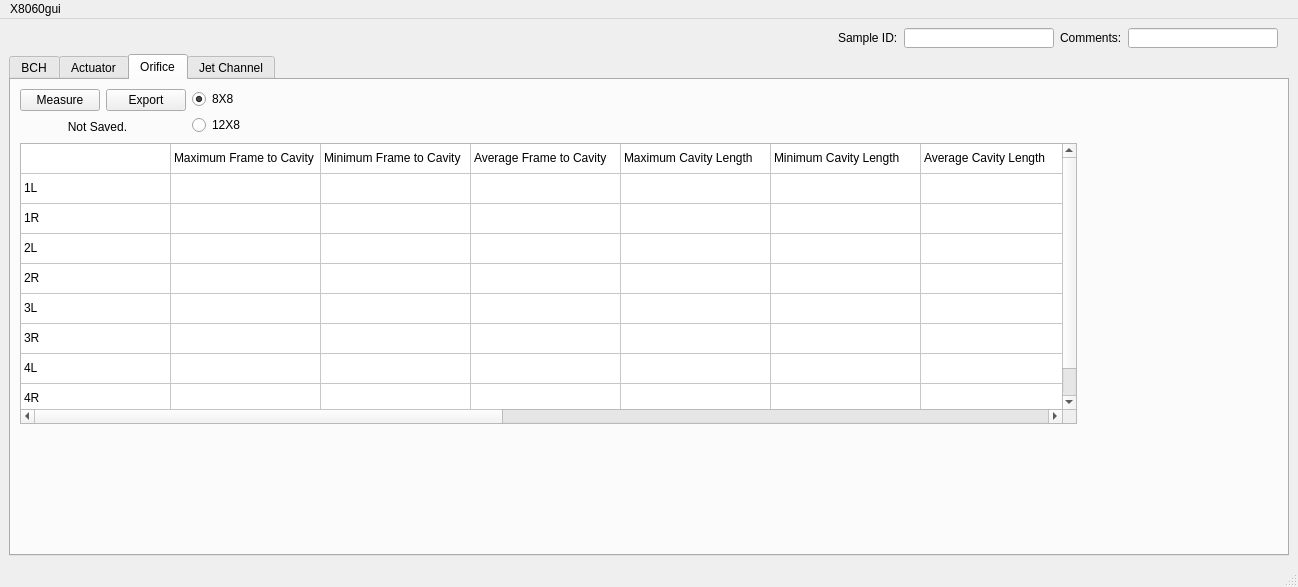
Old version of the form X8060gui.ui in the repository Nicolas-fssw/X8060_gui.
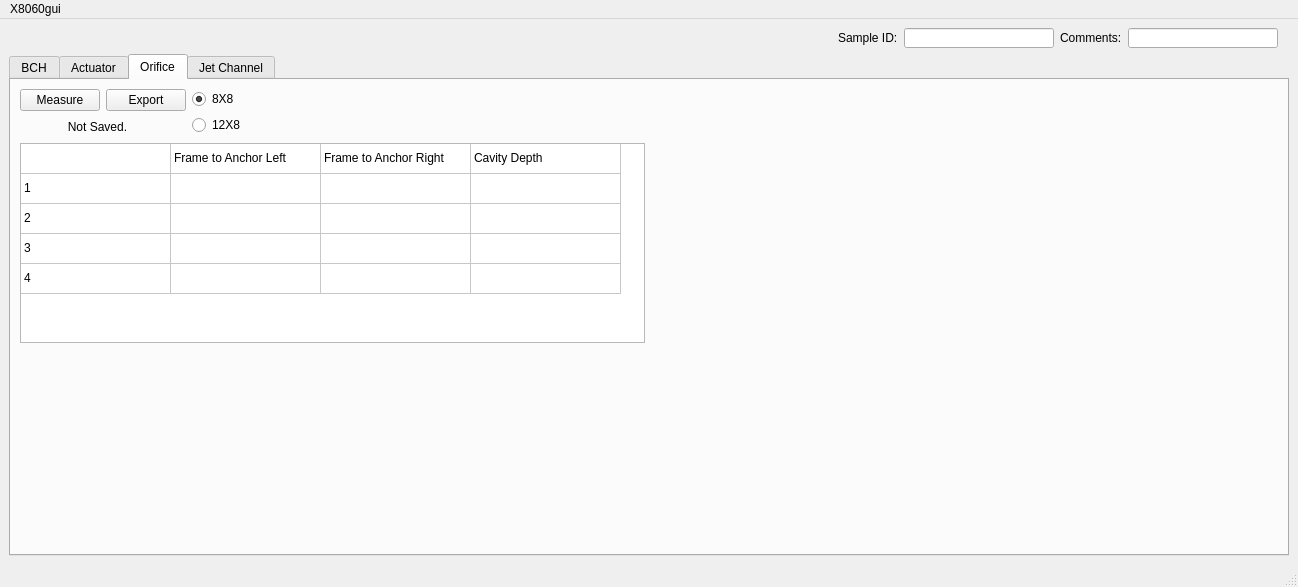
New version of the form. The open tabs and pages were chosen to show the change. Custom widgets are drawn as their Qt base class.

Commit message: added GUI table update for orifice measurements

The edit to the form file:
```diff
--- a/X8060gui.ui
+++ b/X8060gui.ui
@@ -1708,12 +1708,12 @@
           </property>
           <property name="minimumSize">
            <size>
-            <width>1057</width>
-            <height>281</height>
+            <width>625</width>
+            <height>200</height>
            </size>
           </property>
           <property name="columnCount">
-           <number>13</number>
+           <number>4</number>
           </property>
           <attribute name="horizontalHeaderVisible">
            <bool>false</bool>
@@ -1752,26 +1752,6 @@
             <string>New Row</string>
            </property>
           </row>
-          <row>
-           <property name="text">
-            <string>New Row</string>
-           </property>
-          </row>
-          <row>
-           <property name="text">
-            <string>New Row</string>
-           </property>
-          </row>
-          <row>
-           <property name="text">
-            <string>New Row</string>
-           </property>
-          </row>
-          <row>
-           <property name="text">
-            <string>New Row</string>
-           </property>
-          </row>
           <column>
            <property name="text">
             <string>New Column</string>
@@ -1792,15 +1772,6 @@
             <string>New Column</string>
            </property>
           </column>
-          <column/>
-          <column/>
-          <column/>
-          <column/>
-          <column/>
-          <column/>
-          <column/>
-          <column/>
-          <column/>
           <item row="0" column="0">
            <property name="text">
             <string/>
@@ -1808,77 +1779,32 @@
           </item>
           <item row="0" column="1">
            <property name="text">
-            <string>Maximum Frame to Cavity</string>
+            <string>Frame to Anchor Left</string>
            </property>
           </item>
           <item row="0" column="2">
            <property name="text">
-            <string>Minimum Frame to Cavity</string>
+            <string>Frame to Anchor Right</string>
            </property>
           </item>
           <item row="0" column="3">
            <property name="text">
-            <string>Average Frame to Cavity</string>
-           </property>
-          </item>
-          <item row="0" column="4">
-           <property name="text">
-            <string>Maximum Cavity Length</string>
-           </property>
-          </item>
-          <item row="0" column="5">
-           <property name="text">
-            <string>Minimum Cavity Length</string>
-           </property>
-          </item>
-          <item row="0" column="6">
-           <property name="text">
-            <string>Average Cavity Length</string>
-           </property>
-          </item>
-          <item row="0" column="7">
-           <property name="text">
-            <string>Maximum Cavity Height</string>
-           </property>
-          </item>
-          <item row="0" column="8">
-           <property name="text">
-            <string>Minimum Cavity Height</string>
-           </property>
-          </item>
-          <item row="0" column="9">
-           <property name="text">
-            <string>Average Cavity Height</string>
-           </property>
-          </item>
-          <item row="0" column="10">
-           <property name="text">
-            <string>Maximum Anchor</string>
-           </property>
-          </item>
-          <item row="0" column="11">
-           <property name="text">
-            <string>Minimum Anchor</string>
-           </property>
-          </item>
-          <item row="0" column="12">
-           <property name="text">
-            <string>Average Anchor</string>
+            <string>Cavity Depth</string>
            </property>
           </item>
           <item row="1" column="0">
            <property name="text">
-            <string>1L</string>
+            <string>1</string>
            </property>
           </item>
           <item row="2" column="0">
            <property name="text">
-            <string>1R</string>
+            <string>2</string>
            </property>
           </item>
           <item row="3" column="0">
            <property name="text">
-            <string>2L</string>
+            <string>3</string>
            </property>
           </item>
           <item row="3" column="1">
@@ -1888,27 +1814,7 @@
           </item>
           <item row="4" column="0">
            <property name="text">
-            <string>2R</string>
-           </property>
-          </item>
-          <item row="5" column="0">
-           <property name="text">
-            <string>3L</string>
-           </property>
-          </item>
-          <item row="6" column="0">
-           <property name="text">
-            <string>3R</string>
-           </property>
-          </item>
-          <item row="7" column="0">
-           <property name="text">
-            <string>4L</string>
-           </property>
-          </item>
-          <item row="8" column="0">
-           <property name="text">
-            <string>4R</string>
+            <string>4</string>
            </property>
           </item>
          </widget>
```
Left out of the diff: 2 changed lines with no effect on the pictures. The commit also changes 3 other files.
